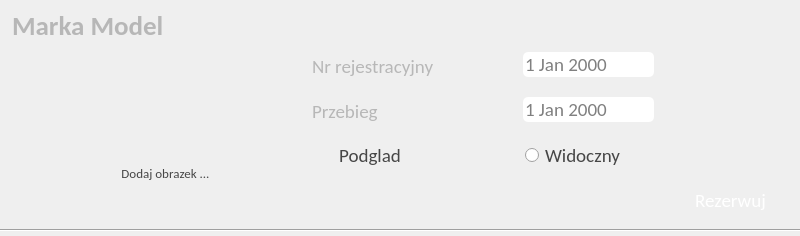
Before: the Qt Designer form carblock.ui in RStravinsky/CarReservation, drawn with Qt 5.
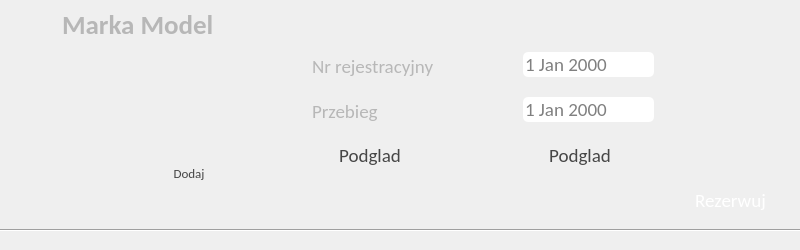
After: the same form once the commit is applied. Icons and pictures are not drawn.

Patch:
```diff
--- a/carblock.ui
+++ b/carblock.ui
@@ -7,7 +7,7 @@
     <x>0</x>
     <y>0</y>
     <width>800</width>
-    <height>236</height>
+    <height>250</height>
    </rect>
   </property>
   <property name="sizePolicy">
@@ -19,13 +19,13 @@
   <property name="minimumSize">
    <size>
     <width>600</width>
-    <height>236</height>
+    <height>250</height>
    </size>
   </property>
   <property name="maximumSize">
    <size>
     <width>16777215</width>
-    <height>236</height>
+    <height>16777215</height>
    </size>
   </property>
   <property name="windowTitle">
@@ -495,10 +495,10 @@
   <widget class="QLineEdit" name="lblCarName">
    <property name="geometry">
     <rect>
-     <x>10</x>
+     <x>60</x>
      <y>0</y>
-     <width>401</width>
-     <height>51</height>
+     <width>650</width>
+     <height>50</height>
     </rect>
    </property>
    <property name="font">
@@ -527,9 +527,9 @@
   <widget class="QPushButton" name="btnAddImage">
    <property name="geometry">
     <rect>
-     <x>90</x>
+     <x>140</x>
      <y>160</y>
-     <width>151</width>
+     <width>101</width>
      <height>27</height>
     </rect>
    </property>
@@ -560,48 +560,11 @@
 </string>
    </property>
    <property name="text">
-    <string>Dodaj obrazek ...</string>
+    <string>Dodaj </string>
    </property>
-  </widget>
-  <widget class="QRadioButton" name="btnIsVisible">
-   <property name="geometry">
-    <rect>
-     <x>525</x>
-     <y>140</y>
-     <width>141</width>
-     <height>31</height>
-    </rect>
-   </property>
-   <property name="font">
-    <font>
-     <family>Calibri</family>
-     <pointsize>14</pointsize>
-    </font>
-   </property>
-   <property name="styleSheet">
-    <string notr="true">color: rgb(70,70,70);</string>
-   </property>
-   <property name="text">
-    <string>Widoczny</string>
-   </property>
-  </widget>
-  <widget class="QLabel" name="lblisVisibleImage">
-   <property name="geometry">
-    <rect>
-     <x>478</x>
-     <y>133</y>
-     <width>40</width>
-     <height>41</height>
-    </rect>
-   </property>
-   <property name="text">
-    <string/>
-   </property>
-   <property name="pixmap">
-    <pixmap resource="resources.qrc">:/images/images/visible.png</pixmap>
-   </property>
-   <property name="scaledContents">
-    <bool>true</bool>
+   <property name="icon">
+    <iconset resource="resources.qrc">
+     <normaloff>:/images/images/image.png</normaloff>:/images/images/image.png</iconset>
    </property>
   </widget>
   <widget class="QPushButton" name="btnAddMileage">
@@ -694,6 +657,113 @@
     <string/>
    </property>
   </widget>
+  <widget class="QLabel" name="lblRepairImages">
+   <property name="geometry">
+    <rect>
+     <x>480</x>
+     <y>140</y>
+     <width>31</width>
+     <height>31</height>
+    </rect>
+   </property>
+   <property name="text">
+    <string/>
+   </property>
+   <property name="pixmap">
+    <pixmap resource="resources.qrc">:/images/images/tools.png</pixmap>
+   </property>
+   <property name="scaledContents">
+    <bool>true</bool>
+   </property>
+  </widget>
+  <widget class="QPushButton" name="btnViewRepairs">
+   <property name="geometry">
+    <rect>
+     <x>520</x>
+     <y>140</y>
+     <width>120</width>
+     <height>30</height>
+    </rect>
+   </property>
+   <property name="font">
+    <font>
+     <family>Calibri</family>
+     <pointsize>14</pointsize>
+    </font>
+   </property>
+   <property name="styleSheet">
+    <string notr="true">QPushButton:hover {
+border-radius: 5px;
+background: rgb(210,210,210);
+}
+
+QPushButton{
+color: rgb(70,70,70);
+border-radius: 5px;
+background: qlineargradient(x1:0, y1:0, x2:0, y2:1,
+   stop: 0 rgba(230,230,230), stop: 0.7 rgb(210,210,210));
+}
+
+QPushButton:pressed {
+color: white;
+border-radius: 5px;
+background: rgb(230,230,230);
+}
+</string>
+   </property>
+   <property name="text">
+    <string>Podglad</string>
+   </property>
+  </widget>
+  <widget class="QPushButton" name="btnIsVisible">
+   <property name="geometry">
+    <rect>
+     <x>10</x>
+     <y>10</y>
+     <width>37</width>
+     <height>37</height>
+    </rect>
+   </property>
+   <property name="font">
+    <font>
+     <family>Calibri</family>
+     <pointsize>14</pointsize>
+    </font>
+   </property>
+   <property name="styleSheet">
+    <string notr="true">QPushButton:hover {
+border-radius: 5px;
+background: rgb(210,210,210);
+}
+
+QPushButton{
+color: rgb(70,70,70);
+border-radius: 5px;
+background: qlineargradient(x1:0, y1:0, x2:0, y2:1,
+   stop: 0 rgba(230,230,230), stop: 0.7 rgb(210,210,210));
+}
+
+QPushButton:pressed {
+color: white;
+border-radius: 5px;
+background: rgb(230,230,230);
+}
+</string>
+   </property>
+   <property name="text">
+    <string/>
+   </property>
+   <property name="icon">
+    <iconset resource="resources.qrc">
+     <normaloff>:/images/images/visible.png</normaloff>:/images/images/visible.png</iconset>
+   </property>
+   <property name="iconSize">
+    <size>
+     <width>35</width>
+     <height>35</height>
+    </size>
+   </property>
+  </widget>
  </widget>
  <resources>
   <include location="resources.qrc"/>
```
